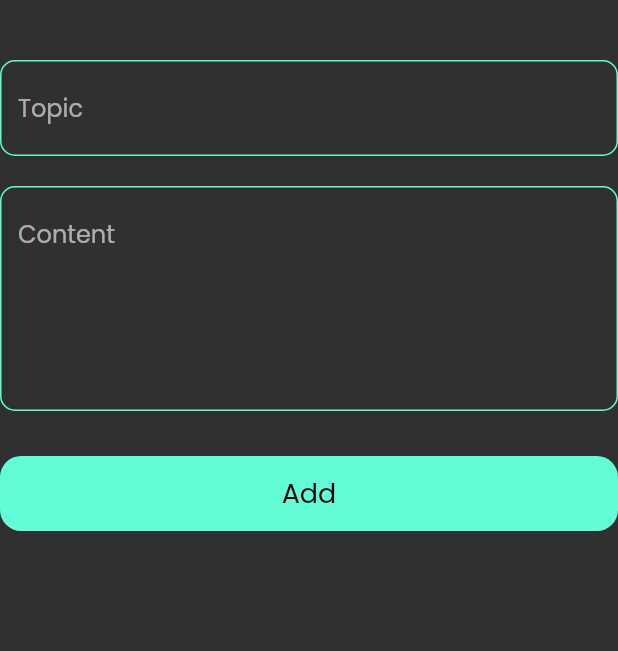
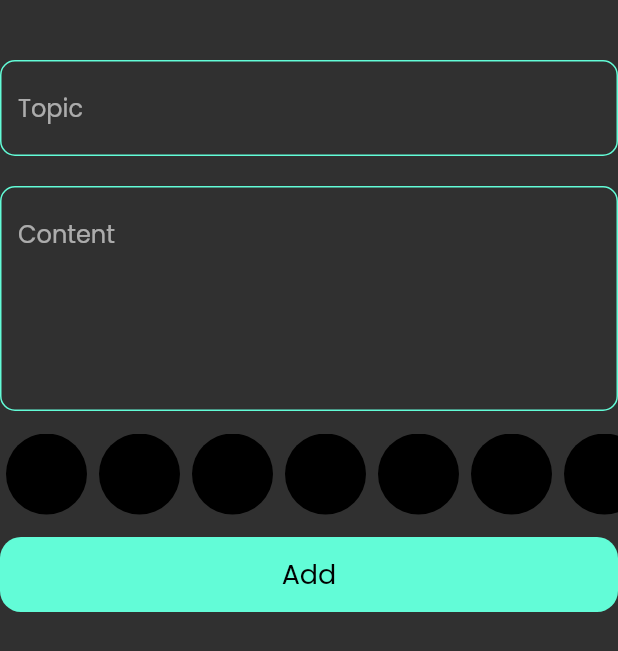
Before and after one commit to mohandalnjjar/notes_app, a Flutter app: the AddNoteForm widget shown alone on an empty page, opened directly, on a phone screen of 412 x 824 dp. Shown: the top 651 px of the screen. Run offline on Flutter 3.47's test engine with Material 2 defaults, Android fonts, the phone set to English and light mode, and no system bars; our stand-ins replace bloc, flutter_bloc, hive, hive_flutter; accounts and stored records are empty.

Commit message:
create colors list view part 1

```diff
--- /dev/null
+++ b/lib/pages/widgets/ColorsListView.dart
@@ -0,0 +1,24 @@
+
+import 'package:flutter/material.dart';
+import 'package:notes_app/pages/widgets/add_note_form.dart';
+
+class ColorsListView extends StatelessWidget {
+  const ColorsListView({super.key});
+
+  @override
+  Widget build(BuildContext context) {
+    return SizedBox(
+      height: 27 * 2,
+      child: ListView.builder(
+        itemCount: 10,
+        scrollDirection: Axis.horizontal,
+        itemBuilder: (context, index) {
+          return Padding(
+            padding: const EdgeInsets.symmetric(horizontal: 4),
+            child: ColorItem(),
+          );
+        },
+      ),
+    );
+  }
+}
--- a/lib/pages/widgets/add_note_form.dart
+++ b/lib/pages/widgets/add_note_form.dart
@@ -3,6 +3,7 @@ import 'package:flutter_bloc/flutter_bloc.dart';
 import 'package:intl/intl.dart';
 import 'package:notes_app/cubits/add_note_Cubit/cubit/add_note_cubit_cubit.dart';
 import 'package:notes_app/models/note_model.dart';
+import 'package:notes_app/pages/widgets/ColorsListView.dart';
 import 'package:notes_app/pages/widgets/CutomeTextField.dart';
 import 'package:notes_app/pages/widgets/custome_buttom.dart';
 
@@ -46,8 +47,12 @@ class _AddNoteFormState extends State<AddNoteForm> {
             hintText: 'Content',
             MaxLines: 5,
           ),
-          SizedBox(
-            height: 30,
+          const SizedBox(
+            height: 15,
+          ),
+          const ColorsListView(),
+          const SizedBox(
+            height: 15,
           ),
           BlocBuilder<AddNoteCubit, AddNoteCubitState>(
             builder: (context, state) {
@@ -84,3 +89,15 @@ class _AddNoteFormState extends State<AddNoteForm> {
     );
   }
 }
+
+class ColorItem extends StatelessWidget {
+  const ColorItem({super.key});
+
+  @override
+  Widget build(BuildContext context) {
+    return const CircleAvatar(
+      radius: 27,
+      backgroundColor: Colors.black,
+    );
+  }
+}
```
